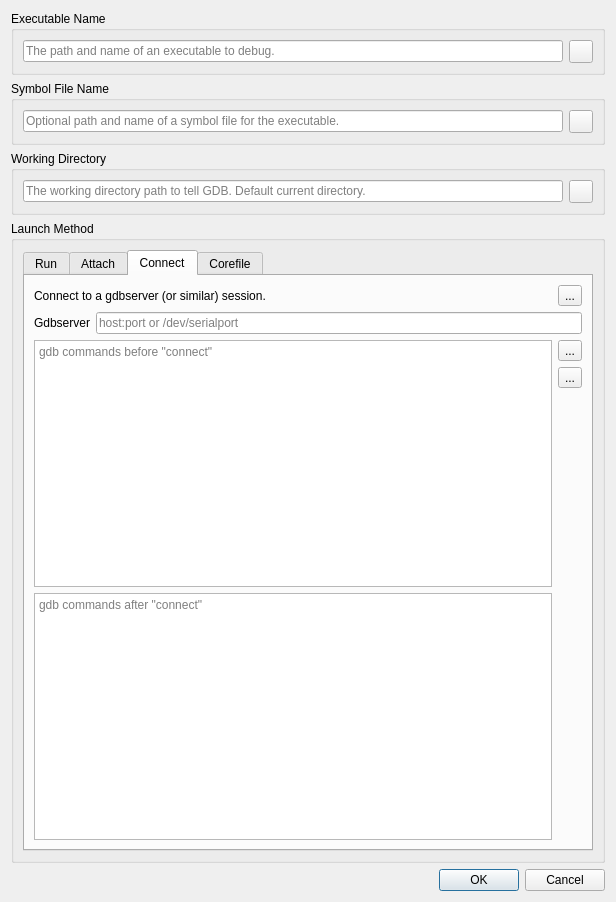
First picture: the form in src/SeerDebugDialog.ui, repository epasveer/seer, before the edit.
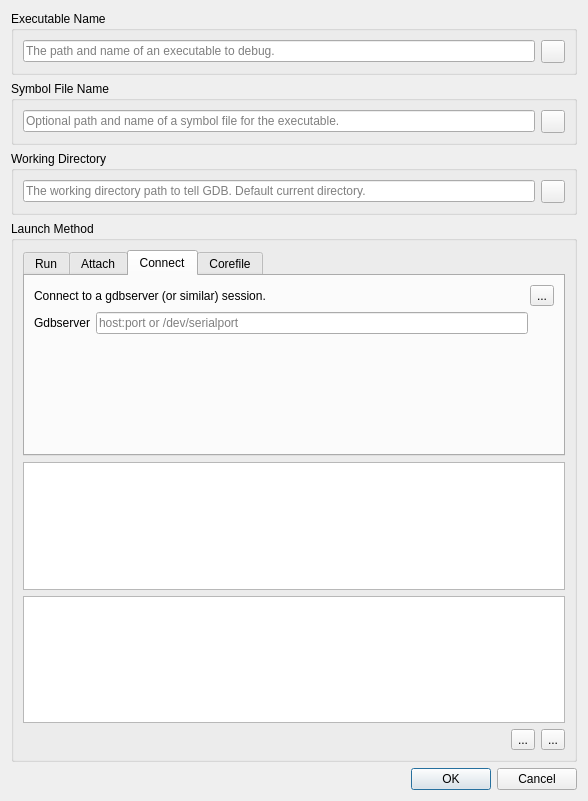
Second picture: the form after the edit. The open tabs and pages were chosen to show the change. Icons and pictures are not drawn.

Commit message: More tweaks to Debug dialog.

What changed in the file:
```diff
--- a/src/SeerDebugDialog.ui
+++ b/src/SeerDebugDialog.ui
@@ -6,35 +6,41 @@
    <rect>
     <x>0</x>
     <y>0</y>
-    <width>616</width>
-    <height>902</height>
+    <width>588</width>
+    <height>801</height>
    </rect>
   </property>
   <property name="windowTitle">
    <string>Select Executable to Debug</string>
   </property>
-  <layout class="QGridLayout" name="gridLayout_4">
-   <item row="2" column="0">
-    <widget class="QGroupBox" name="executableWorkingDirectoryGroupBox">
-     <property name="toolTip">
-      <string/>
-     </property>
+  <layout class="QVBoxLayout" name="verticalLayout_4">
+   <item>
+    <widget class="QGroupBox" name="executableNameGroupBox">
      <property name="title">
-      <string>Working Directory</string>
+      <string>Executable Name</string>
      </property>
      <property name="alignment">
       <set>Qt::AlignLeading|Qt::AlignLeft|Qt::AlignTop</set>
      </property>
-     <layout class="QVBoxLayout" name="verticalLayout_3">
+     <property name="flat">
+      <bool>false</bool>
+     </property>
+     <layout class="QVBoxLayout" name="verticalLayout">
       <item>
-       <layout class="QHBoxLayout" name="horizontalLayout_5">
+       <layout class="QHBoxLayout" name="horizontalLayout_3">
         <item>
-         <widget class="QLineEdit" name="executableWorkingDirectoryLineEdit">
+         <widget class="QLineEdit" name="executableNameLineEdit">
+          <property name="sizePolicy">
+           <sizepolicy hsizetype="Expanding" vsizetype="Fixed">
+            <horstretch>0</horstretch>
+            <verstretch>0</verstretch>
+           </sizepolicy>
+          </property>
           <property name="toolTip">
            <string>The working directory path to tell GDB. Default current directory.</string>
           </property>
           <property name="placeholderText">
-           <string>The working directory path to tell GDB. Default current directory.</string>
+           <string>The path and name of an executable to debug.</string>
           </property>
           <property name="clearButtonEnabled">
            <bool>true</bool>
@@ -42,7 +48,13 @@
          </widget>
         </item>
         <item>
-         <widget class="QToolButton" name="executableWorkingDirectoryToolButton">
+         <widget class="QToolButton" name="executableNameToolButton">
+          <property name="sizePolicy">
+           <sizepolicy hsizetype="Minimum" vsizetype="Fixed">
+            <horstretch>0</horstretch>
+            <verstretch>0</verstretch>
+           </sizepolicy>
+          </property>
           <property name="toolTip">
            <string>Open a dialog to select a path.</string>
           </property>
@@ -60,17 +72,7 @@
      </layout>
     </widget>
    </item>
-   <item row="4" column="0">
-    <widget class="QDialogButtonBox" name="buttonBox">
-     <property name="orientation">
-      <enum>Qt::Horizontal</enum>
-     </property>
-     <property name="standardButtons">
-      <set>QDialogButtonBox::Cancel|QDialogButtonBox::Ok</set>
-     </property>
-    </widget>
-   </item>
-   <item row="1" column="0">
+   <item>
     <widget class="QGroupBox" name="executableSymbolNameGroupBox">
      <property name="title">
       <string>Symbol File Name</string>
@@ -128,7 +130,53 @@
      </layout>
     </widget>
    </item>
-   <item row="3" column="0">
+   <item>
+    <widget class="QGroupBox" name="executableWorkingDirectoryGroupBox">
+     <property name="toolTip">
+      <string/>
+     </property>
+     <property name="title">
+      <string>Working Directory</string>
+     </property>
+     <property name="alignment">
+      <set>Qt::AlignLeading|Qt::AlignLeft|Qt::AlignTop</set>
+     </property>
+     <layout class="QVBoxLayout" name="verticalLayout_3">
+      <item>
+       <layout class="QHBoxLayout" name="horizontalLayout_5">
+        <item>
+         <widget class="QLineEdit" name="executableWorkingDirectoryLineEdit">
+          <property name="toolTip">
+           <string>The working directory path to tell GDB. Default current directory.</string>
+          </property>
+          <property name="placeholderText">
+           <string>The working directory path to tell GDB. Default current directory.</string>
+          </property>
+          <property name="clearButtonEnabled">
+           <bool>true</bool>
+          </property>
+         </widget>
+        </item>
+        <item>
+         <widget class="QToolButton" name="executableWorkingDirectoryToolButton">
+          <property name="toolTip">
+           <string>Open a dialog to select a path.</string>
+          </property>
+          <property name="text">
+           <string/>
+          </property>
+          <property name="icon">
+           <iconset resource="resource.qrc">
+            <normaloff>:/seer/resources/RelaxLightIcons/document-open.svg</normaloff>:/seer/resources/RelaxLightIcons/document-open.svg</iconset>
+          </property>
+         </widget>
+        </item>
+       </layout>
+      </item>
+     </layout>
+    </widget>
+   </item>
+   <item>
     <widget class="QGroupBox" name="launchMethodGroupBox">
      <property name="sizePolicy">
       <sizepolicy hsizetype="Preferred" vsizetype="Preferred">
@@ -139,9 +187,15 @@
      <property name="title">
       <string>Launch Method</string>
      </property>
-     <layout class="QGridLayout" name="gridLayout_5">
-      <item row="0" column="0">
+     <layout class="QVBoxLayout" name="verticalLayout_2">
+      <item>
        <widget class="QTabWidget" name="runModeTabWidget">
+        <property name="sizePolicy">
+         <sizepolicy hsizetype="Expanding" vsizetype="Expanding">
+          <horstretch>0</horstretch>
+          <verstretch>10</verstretch>
+         </sizepolicy>
+        </property>
         <property name="currentIndex">
          <number>2</number>
         </property>
@@ -490,8 +544,10 @@
          <attribute name="title">
           <string>Connect</string>
          </attribute>
-         <layout class="QVBoxLayout" name="verticalLayout_4">
-          <item>
+         <layout class="QGridLayout" name="gridLayout_10">
+          <item row="0" column="0">
+           <layout class="QGridLayout" name="gridLayout_5">
+            <item row="0" column="0" colspan="2">
            <layout class="QHBoxLayout" name="horizontalLayout_6">
             <item>
              <widget class="QLabel" name="label_2">
@@ -529,7 +585,7 @@
             </item>
            </layout>
           </item>
-          <item>
+            <item row="1" column="0">
            <layout class="QHBoxLayout" name="horizontalLayout_2">
             <item>
              <widget class="QLabel" name="connectProgramHostPortLabel">
@@ -562,46 +618,7 @@
             </item>
            </layout>
           </item>
-          <item>
-           <layout class="QGridLayout" name="gridLayout">
-            <item row="0" column="0">
-             <widget class="QPlainTextEdit" name="preCommandsPlainTextEdit">
-              <property name="placeholderText">
-               <string>gdb commands before &quot;connect&quot;</string>
-              </property>
-             </widget>
-            </item>
-            <item row="0" column="1" rowspan="2">
-             <layout class="QVBoxLayout" name="verticalLayout_2">
-              <item>
-               <widget class="QToolButton" name="loadGdbCommandsToolButton">
-                <property name="toolTip">
-                 <string>Load CONNECT session from a file.</string>
-                </property>
-                <property name="text">
-                 <string>...</string>
-                </property>
-                <property name="icon">
-                 <iconset resource="resource.qrc">
-                  <normaloff>:/seer/resources/RelaxLightIcons/document-open.svg</normaloff>:/seer/resources/RelaxLightIcons/document-open.svg</iconset>
-                </property>
-               </widget>
-              </item>
-              <item>
-               <widget class="QToolButton" name="saveGdbCommandsToolButton">
-                <property name="toolTip">
-                 <string>Save CONNECT session to a file.</string>
-                </property>
-                <property name="text">
-                 <string>...</string>
-                </property>
-                <property name="icon">
-                 <iconset resource="resource.qrc">
-                  <normaloff>:/seer/resources/RelaxLightIcons/document-save-as.svg</normaloff>:/seer/resources/RelaxLightIcons/document-save-as.svg</iconset>
-                </property>
-               </widget>
-              </item>
-              <item>
+            <item row="2" column="1">
                <spacer name="verticalSpacer">
                 <property name="orientation">
                  <enum>Qt::Vertical</enum>
@@ -609,19 +626,10 @@
                 <property name="sizeHint" stdset="0">
                  <size>
                   <width>20</width>
-                  <height>348</height>
+                <height>40</height>
                  </size>
                 </property>
                </spacer>
-              </item>
-             </layout>
-            </item>
-            <item row="1" column="0">
-             <widget class="QPlainTextEdit" name="postCommandsPlainTextEdit">
-              <property name="placeholderText">
-               <string>gdb commands after &quot;connect&quot;</string>
-              </property>
-             </widget>
             </item>
            </layout>
           </item>
@@ -728,55 +736,54 @@
         </widget>
        </widget>
       </item>
-     </layout>
-    </widget>
-   </item>
-   <item row="0" column="0">
-    <widget class="QGroupBox" name="executableNameGroupBox">
-     <property name="title">
-      <string>Executable Name</string>
-     </property>
-     <property name="alignment">
-      <set>Qt::AlignLeading|Qt::AlignLeft|Qt::AlignTop</set>
-     </property>
-     <property name="flat">
-      <bool>false</bool>
-     </property>
-     <layout class="QVBoxLayout" name="verticalLayout">
       <item>
-       <layout class="QHBoxLayout" name="horizontalLayout_3">
-        <item>
-         <widget class="QLineEdit" name="executableNameLineEdit">
+       <widget class="QPlainTextEdit" name="preCommandsPlainTextEdit">
           <property name="sizePolicy">
-           <sizepolicy hsizetype="Expanding" vsizetype="Fixed">
+         <sizepolicy hsizetype="Expanding" vsizetype="Preferred">
             <horstretch>0</horstretch>
-            <verstretch>0</verstretch>
-           </sizepolicy>
-          </property>
-          <property name="toolTip">
-           <string>The path and name of an executable to debug.</string>
-          </property>
+          <verstretch>40</verstretch>
+         </sizepolicy>
+        </property>
           <property name="placeholderText">
-           <string>The path and name of an executable to debug.</string>
-          </property>
-          <property name="clearButtonEnabled">
-           <bool>true</bool>
-          </property>
+         <string/>
+        </property>
          </widget>
         </item>
         <item>
-         <widget class="QToolButton" name="executableNameToolButton">
+       <widget class="QPlainTextEdit" name="postCommandsPlainTextEdit">
           <property name="sizePolicy">
-           <sizepolicy hsizetype="Minimum" vsizetype="Fixed">
+         <sizepolicy hsizetype="Expanding" vsizetype="Preferred">
             <horstretch>0</horstretch>
-            <verstretch>0</verstretch>
-           </sizepolicy>
-          </property>
+          <verstretch>40</verstretch>
+         </sizepolicy>
+        </property>
+        <property name="placeholderText">
+         <string/>
+        </property>
+       </widget>
+      </item>
+      <item>
+       <layout class="QHBoxLayout" name="horizontalLayout_11">
+        <item>
+         <spacer name="horizontalSpacer_6">
+          <property name="orientation">
+           <enum>Qt::Horizontal</enum>
+          </property>
+          <property name="sizeHint" stdset="0">
+           <size>
+            <width>878</width>
+            <height>20</height>
+           </size>
+          </property>
+         </spacer>
+        </item>
+        <item>
+         <widget class="QToolButton" name="loadGdbCommandsToolButton">
           <property name="toolTip">
            <string>Open a dialog to select an executable.</string>
           </property>
           <property name="text">
-           <string/>
+           <string>...</string>
           </property>
           <property name="icon">
            <iconset resource="resource.qrc">
@@ -784,11 +791,35 @@
           </property>
          </widget>
         </item>
+        <item>
+         <widget class="QToolButton" name="saveGdbCommandsToolButton">
+          <property name="toolTip">
+           <string>Save session to a file.</string>
+          </property>
+          <property name="text">
+           <string>...</string>
+          </property>
+          <property name="icon">
+           <iconset resource="resource.qrc">
+            <normaloff>:/seer/resources/RelaxLightIcons/document-save-as.svg</normaloff>:/seer/resources/RelaxLightIcons/document-save-as.svg</iconset>
+          </property>
+         </widget>
+        </item>
        </layout>
       </item>
      </layout>
     </widget>
    </item>
+   <item>
+    <widget class="QDialogButtonBox" name="buttonBox">
+     <property name="orientation">
+      <enum>Qt::Horizontal</enum>
+     </property>
+     <property name="standardButtons">
+      <set>QDialogButtonBox::Cancel|QDialogButtonBox::Ok</set>
+     </property>
+    </widget>
+   </item>
   </layout>
   <zorder>executableNameGroupBox</zorder>
   <zorder>buttonBox</zorder>
```
Left out of the diff: 145 changed lines with no effect on the pictures. Lines whose indentation alone changed are shown as unchanged. The commit also changes 1 other file.
